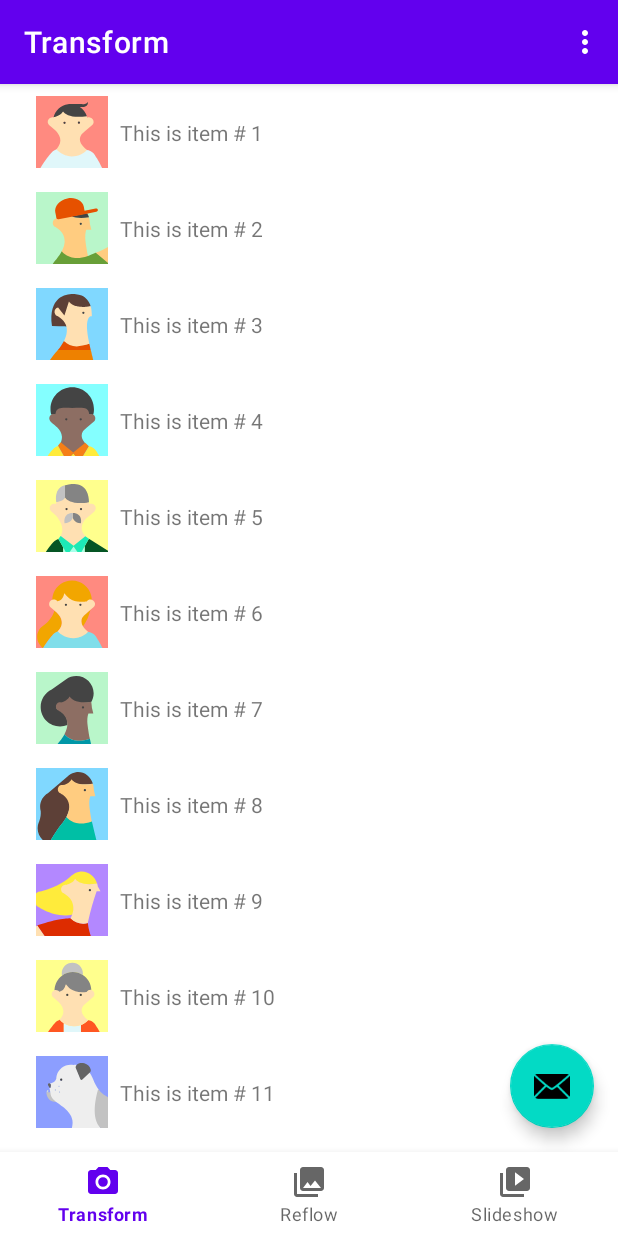
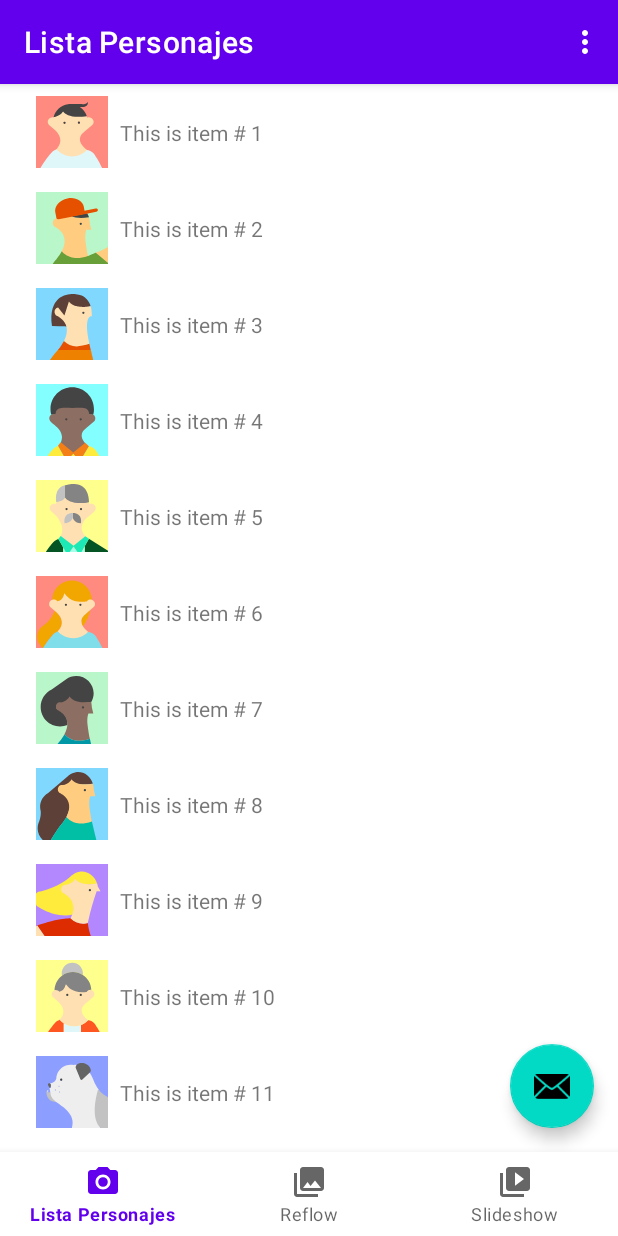
Before and after one commit to malcabaut/pmdmT2prueba01, an Android app: the screen it shows after launch (MainActivity), on a phone screen of 412 x 824 dp. Run offline under Robolectric (Android 15) with nearby library versions, the phone set to English and light mode, and no system bars; our stand-ins replace navigation-ui; 1 statement that could not run was skipped.

Commit message:
Segundo commit: compartido en github He empezado con una platilla de "responsive views activity" Voy a ir modificandolo

```diff
--- a/app/src/main/res/menu/bottom_navigation.xml
+++ b/app/src/main/res/menu/bottom_navigation.xml
@@ -7,7 +7,7 @@
         <item
             android:id="@+id/nav_transform"
             android:icon="@drawable/ic_camera_black_24dp"
-            android:title="@string/menu_transform" />
+            android:title="@string/menu_lista" />
         <item
             android:id="@+id/nav_reflow"
             android:icon="@drawable/ic_gallery_black_24dp"
--- a/app/src/main/res/menu/navigation_drawer.xml
+++ b/app/src/main/res/menu/navigation_drawer.xml
@@ -7,7 +7,7 @@
         <item
             android:id="@+id/nav_transform"
             android:icon="@drawable/ic_camera_black_24dp"
-            android:title="@string/menu_transform" />
+            android:title="@string/menu_lista" />
         <item
             android:id="@+id/nav_reflow"
             android:icon="@drawable/ic_gallery_black_24dp"
--- a/app/src/main/res/navigation/mobile_navigation.xml
+++ b/app/src/main/res/navigation/mobile_navigation.xml
@@ -8,7 +8,7 @@
     <fragment
         android:id="@+id/nav_transform"
         android:name="alcaide.bautista.pmdmt2prueba01.ui.transform.TransformFragment"
-        android:label="@string/menu_transform"
+        android:label="@string/menu_lista"
         tools:layout="@layout/fragment_transform" />
 
     <fragment
--- a/app/src/main/res/values/strings.xml
+++ b/app/src/main/res/values/strings.xml
@@ -7,7 +7,7 @@
     <string name="nav_header_desc">Navigation header</string>
     <string name="action_settings">Settings</string>
 
-    <string name="menu_transform">Transform</string>
+    <string name="menu_lista">Lista Personajes</string>
     <string name="menu_reflow">Reflow</string>
     <string name="menu_slideshow">Slideshow</string>
     <string name="menu_settings">Settings</string>
```
